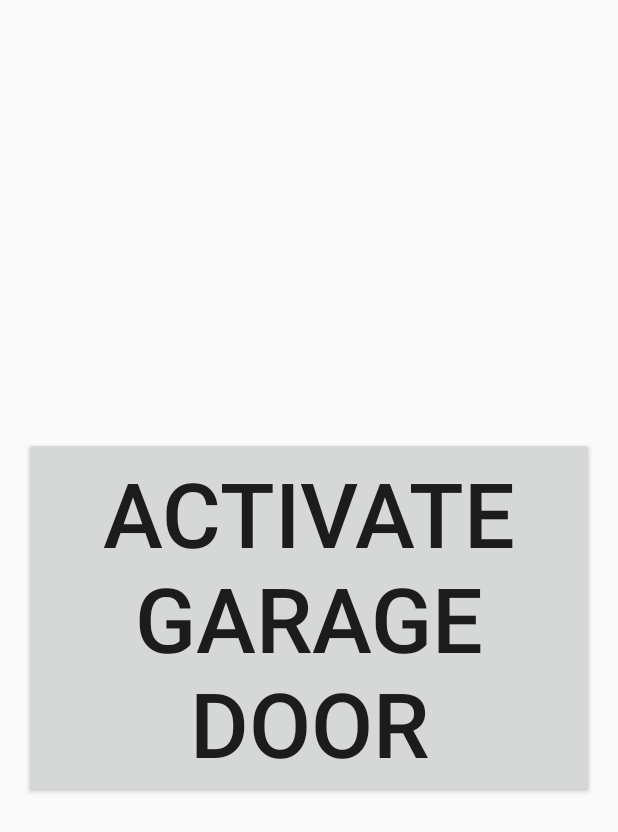
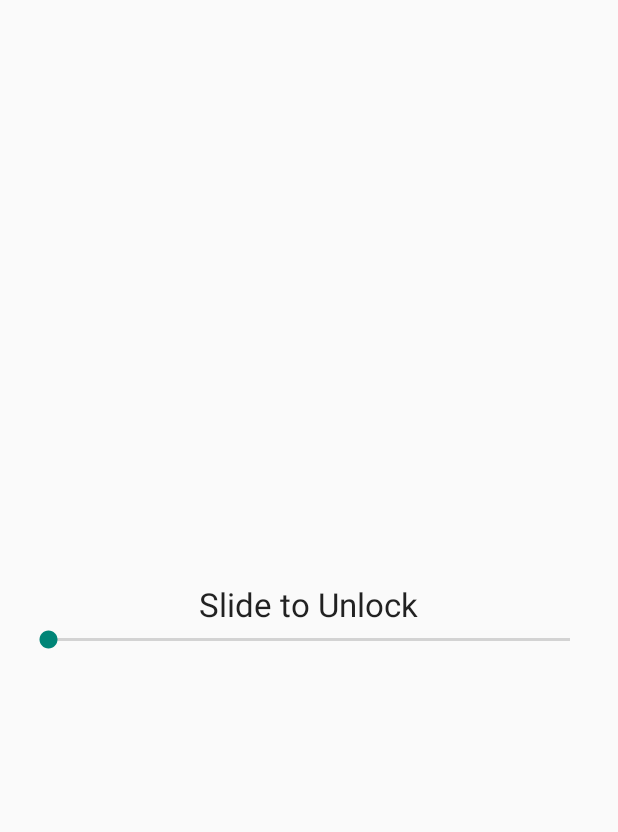
Before and after one commit to clwillingham/GarageDoorOpener, an Android app: the screen it shows after launch (MainActivity), on a phone screen of 412 x 824 dp. Shown: the top 832 px of the screen. Run offline under Robolectric (Android 15) with nearby library versions, the phone set to English and light mode, and no system bars.

```diff
--- a/app/src/main/res/layout/activity_main.xml
+++ b/app/src/main/res/layout/activity_main.xml
@@ -13,5 +13,27 @@
         android:text="Activate Garage Door"
         android:id="@+id/button"
         android:layout_gravity="center_horizontal"
-        android:textSize="60dp" />
+        android:textSize="60dp"
+        android:visibility="gone" />
+
+    <LinearLayout
+        android:orientation="vertical"
+        android:layout_width="match_parent"
+        android:layout_height="wrap_content"
+        android:id="@+id/lockedLayout">
+
+        <TextView
+            android:layout_width="wrap_content"
+            android:layout_height="wrap_content"
+            android:textAppearance="?android:attr/textAppearanceLarge"
+            android:text="Slide to Unlock"
+            android:id="@+id/textView"
+            android:layout_gravity="center_horizontal" />
+
+        <SeekBar
+            android:layout_width="match_parent"
+            android:layout_height="wrap_content"
+            android:id="@+id/seekBar" />
+    </LinearLayout>
+
 </LinearLayout>
```
Also changed, not shown: app/src/main/java/com/clwillingham/garagedooropener/MainActivity.java (+52 -1 lines), 2 other files.
